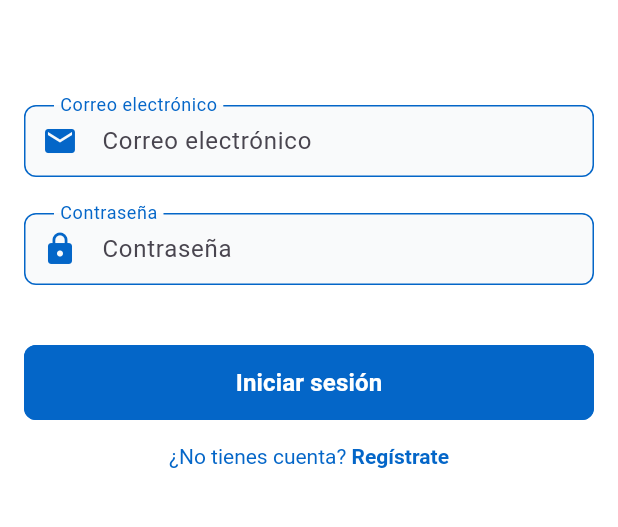
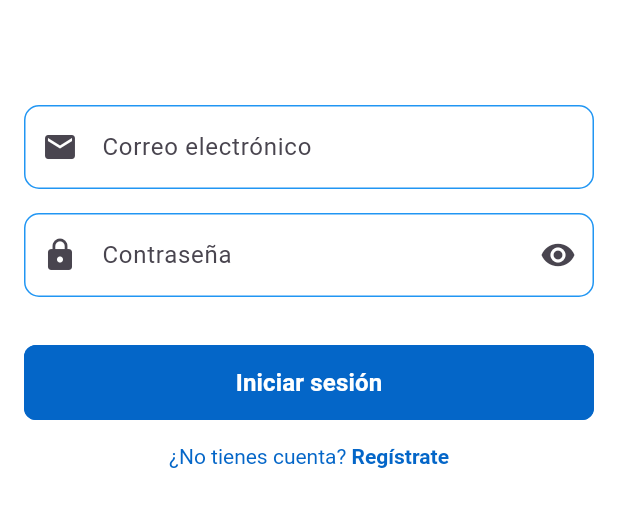
Before and after one commit to CarlosFULLHD/iot_garaje_inteligente, a Flutter app: the screen it shows after launch, on a phone screen of 412 x 824 dp, the part 429-956 px from its top. Run offline on Flutter 3.47's test engine with Material 3 defaults, Android fonts, the light colour scheme and no system bars; our stand-ins replace charts_flutter, connectivity_plus, flutter_secure_storage, flutter_svg, go_router.

```diff
--- /dev/null
+++ b/FrontEnd/lib/style/custom_field.dart
@@ -0,0 +1,48 @@
+import 'package:flutter/material.dart';
+
+class CustomField extends StatelessWidget {
+  final TextEditingController controller;
+  final String hintText;
+  final TextInputType keyboardType;
+  final String label;
+  final Icon prefixIcon;
+  final bool obscureText;
+  final Widget? suffixIcon;
+
+  CustomField({
+    required this.controller,
+    required this.hintText,
+    required this.keyboardType,
+    required this.label,
+    required this.prefixIcon,
+    this.obscureText = false,
+    this.suffixIcon,
+  });
+
+  @override
+  Widget build(BuildContext context) {
+    return TextField(
+      controller: controller,
+      keyboardType: keyboardType,
+      obscureText: obscureText,
+      decoration: InputDecoration(
+        hintText: hintText,
+        labelText: label,
+        prefixIcon: prefixIcon,
+        suffixIcon: suffixIcon,
+        border: OutlineInputBorder(
+          borderRadius: BorderRadius.circular(10.0),
+          borderSide: BorderSide(color: Colors.blue), // Color azul para el borde
+        ),
+        focusedBorder: OutlineInputBorder(
+          borderRadius: BorderRadius.circular(10.0),
+          borderSide: BorderSide(color: Colors.blue, width: 2.0), // Color azul para el borde enfocado
+        ),
+        enabledBorder: OutlineInputBorder(
+          borderRadius: BorderRadius.circular(10.0),
+          borderSide: BorderSide(color: Colors.blue), // Color azul para el borde habilitado
+        ),
+      ),
+    );
+  }
+}
--- a/FrontEnd/lib/views/login_view.dart
+++ b/FrontEnd/lib/views/login_view.dart
@@ -5,7 +5,7 @@ import 'package:smartpark/providers/auth_provider.dart';
 import 'package:smartpark/style/colors.dart';
 import 'package:smartpark/widgets/RotatingLoginCircle.dart';
 import 'package:smartpark/widgets/custom_button.dart';
-import 'package:smartpark/widgets/custom_field.dart';
+import 'package:smartpark/style/custom_field.dart';
 
 class LoginView extends StatelessWidget {
   static const String routerName = 'login';
@@ -34,6 +34,8 @@ class LoginView extends StatelessWidget {
   @override
   Widget build(BuildContext context) {
     final authProvider = Provider.of<AuthProvider>(context);
+    final ValueNotifier<bool> _obscurePassword = ValueNotifier<bool>(true);
+
     return SafeArea(
       child: Scaffold(
         backgroundColor: Colors.white,
@@ -59,12 +61,24 @@ class LoginView extends StatelessWidget {
                   prefixIcon: const Icon(Icons.email),
                 ),
                 const SizedBox(height: 16),
-                CustomField(
-                  controller: authProvider.passwordController,
-                  hintText: 'Contraseña',
-                  keyboardType: TextInputType.text,
-                  label: 'Contraseña',
-                  prefixIcon: const Icon(Icons.lock),
+                ValueListenableBuilder<bool>(
+                  valueListenable: _obscurePassword,
+                  builder: (context, value, child) {
+                    return CustomField(
+                      controller: authProvider.passwordController,
+                      hintText: 'Contraseña',
+                      keyboardType: TextInputType.text,
+                      label: 'Contraseña',
+                      prefixIcon: const Icon(Icons.lock),
+                      obscureText: value,
+                      suffixIcon: IconButton(
+                        icon: Icon(value ? Icons.visibility : Icons.visibility_off),
+                        onPressed: () {
+                          _obscurePassword.value = !_obscurePassword.value;
+                        },
+                      ),
+                    );
+                  },
                 ),
                 const SizedBox(height: 32),
                 CustomButton(
```
Also changed, not shown: FrontEnd/lib/models/user_activity_model.dart (line endings or trailing spaces), FrontEnd/lib/views/activity_view.dart (line endings or trailing spaces).
